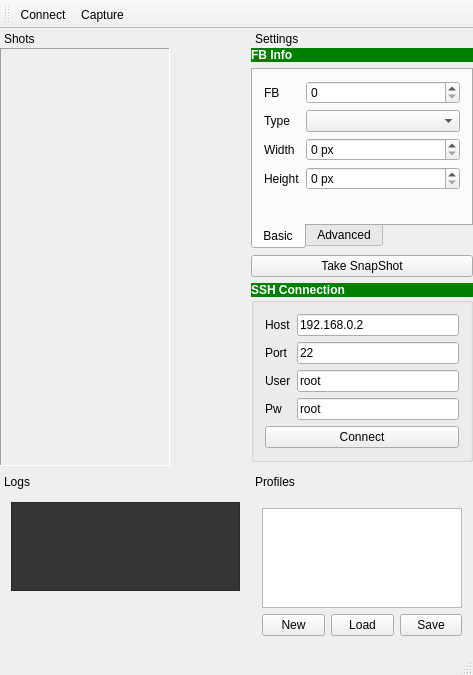
Before: the Qt Designer form ui/rfbss.ui in lucadesogus/remote-framebuffer-screenshotter, drawn with Qt 5.
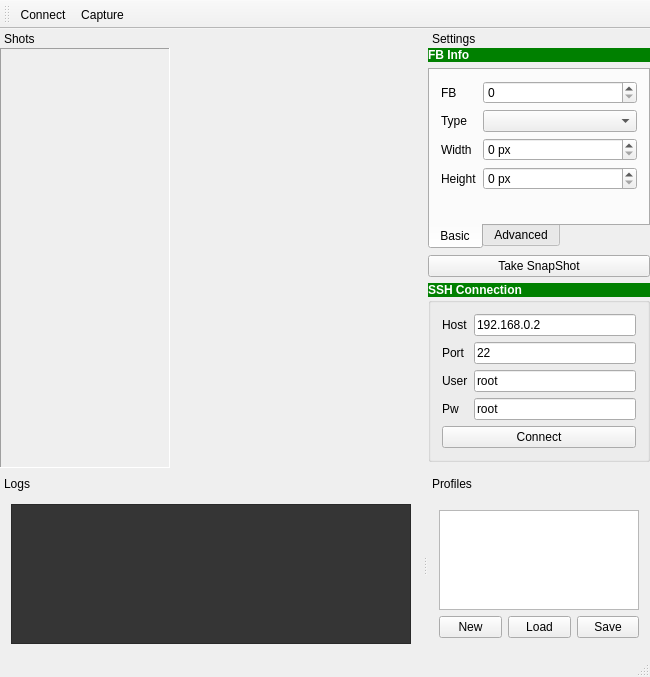
After: the same form once the commit is applied.

Commit message: start implementation of profile load / save

Patch:
```diff
--- a/ui/rfbss.ui
+++ b/ui/rfbss.ui
@@ -6,8 +6,8 @@
    <rect>
     <x>0</x>
     <y>0</y>
-    <width>473</width>
-    <height>675</height>
+    <width>650</width>
+    <height>677</height>
    </rect>
   </property>
   <property name="sizePolicy">
@@ -37,7 +37,7 @@
     <enum>TopToolBarArea</enum>
    </attribute>
    <attribute name="toolBarBreak">
-    <bool>true</bool>
+    <bool>false</bool>
    </attribute>
    <addaction name="actionConnect"/>
    <addaction name="actionCapture_FB"/>
@@ -45,7 +45,7 @@
   <widget class="QStatusBar" name="statusBar"/>
   <widget class="QDockWidget" name="dockWidget">
    <property name="sizePolicy">
-    <sizepolicy hsizetype="Preferred" vsizetype="Fixed">
+    <sizepolicy hsizetype="Preferred" vsizetype="Preferred">
      <horstretch>0</horstretch>
      <verstretch>0</verstretch>
     </sizepolicy>
@@ -59,7 +59,7 @@
    <property name="maximumSize">
     <size>
      <width>524287</width>
-     <height>130</height>
+     <height>181</height>
     </size>
    </property>
    <property name="layoutDirection">
@@ -601,7 +601,7 @@
           <x>0</x>
           <y>0</y>
           <width>168</width>
-          <height>405</height>
+          <height>407</height>
          </rect>
         </property>
         <layout class="QVBoxLayout" name="verticalLayout_3">
```
Left out of the diff: 6 changed lines with no effect on the pictures. The commit also changes 2 other files.
